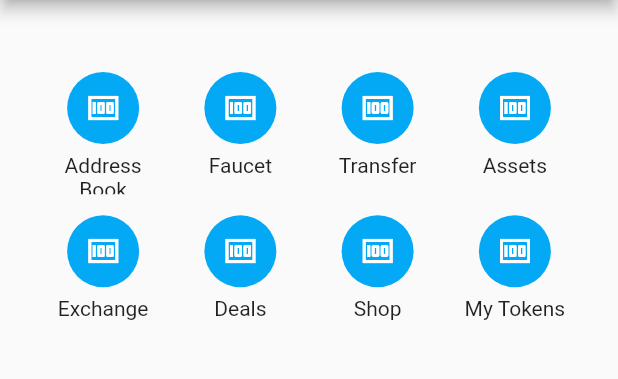
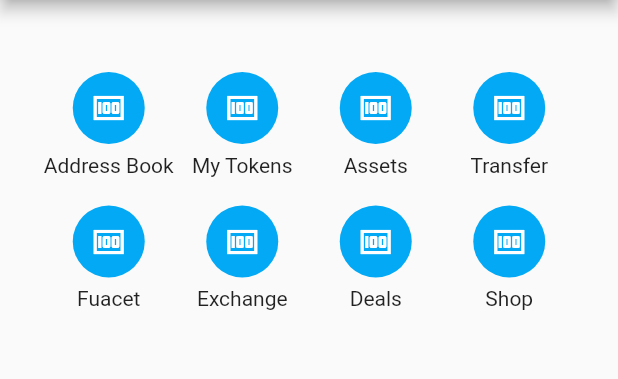
Before and after one commit to Convex-Dev/convexity, a Flutter app: the HomeScreen screen opened by its route, on a phone screen of 412 x 824 dp, the part 84-463 px from its top. Run offline on Flutter 3.47's test engine with Material 2 defaults, Android fonts, the phone set to English and light mode, and no system bars; our stand-ins replace flutter_staggered_animations, flutter_svg, gap, logger, qr_flutter, shared_preferences and 1 more; missing offline and left inert: barcode_scan, flutter_sodium, jdenticon_dart; accounts and stored records are empty.

Commit message:
Add Home screen animation

```diff
--- a/lib/screen/home.dart
+++ b/lib/screen/home.dart
@@ -3,6 +3,7 @@ import 'package:convex_wallet/model.dart';
 import 'package:flutter/material.dart';
 import 'package:provider/provider.dart';
 import 'package:gap/gap.dart';
+import 'package:flutter_staggered_animations/flutter_staggered_animations.dart';
 
 import '../route.dart' as route;
 import '../nav.dart' as nav;
@@ -58,7 +59,7 @@ class HomeScreenBody extends StatelessWidget {
   ) =>
       Column(
         children: [
-          Ink(
+          Container(
             decoration: const ShapeDecoration(
               color: Colors.lightBlue,
               shape: CircleBorder(),
@@ -86,6 +87,16 @@ class HomeScreenBody extends StatelessWidget {
   Widget build(BuildContext context) {
     var activeKeyPair =
         context.watch<AppState>().model.activeKeyPairOrDefault();
+    var actionList = [
+      {'label': "Address Book", 'function': () => nav.pushAddressBook(context)},
+      {'label': "My Tokens", "function": () => nav.pushMyTokens(context)},
+      {'label': "Assets", "function": () => nav.pushAssets(context)},
+      {'label': "Transfer", "function": () => nav.pushTransfer(context)},
+      {'label': "Fuacet", "function": () => showTodoSnackBar(context)},
+      {'label': "Exchange", "function": () => showTodoSnackBar(context)},
+      {'label': "Deals", "function": () => showTodoSnackBar(context)},
+      {'label': "Shop", "function": () => showTodoSnackBar(context)},
+    ];
 
     return Padding(
       padding: const EdgeInsets.all(8),
@@ -108,50 +119,31 @@ class HomeScreenBody extends StatelessWidget {
             ),
           Gap(20),
           Expanded(
-            child: GridView.count(
+            child: AnimationLimiter(
+              child: GridView.builder(
                 primary: false,
                 padding: const EdgeInsets.all(20),
-              crossAxisSpacing: 10,
-              mainAxisSpacing: 14,
+                gridDelegate: SliverGridDelegateWithFixedCrossAxisCount(
                   crossAxisCount: 4,
-              children: [
-                action(
+                ),
+                itemCount: actionList.length,
+                itemBuilder: (context, index) {
+                  return AnimationConfiguration.staggeredGrid(
+                    position: index,
+                    columnCount: 4,
+                    duration: Duration(milliseconds: 300),
+                    child: ScaleAnimation(
+                      child: FadeInAnimation(
+                        child: action(
                           context,
-                  'Address Book',
-                  () => nav.pushAddressBook(context),
+                          actionList[index]['label'].toString(),
+                          actionList[index]['function'],
                         ),
-                action(
-                  context,
-                  'Faucet',
-                  () => showTodoSnackBar(context),
                       ),
-                action(context, 'Transfer', () => nav.pushTransfer(context)),
-                action(
-                  context,
-                  'Assets',
-                  () => nav.pushAssets(context),
                     ),
-                action(
-                  context,
-                  'Exchange',
-                  () => showTodoSnackBar(context),
+                  );
+                },
               ),
-                action(
-                  context,
-                  'Deals',
-                  () => showTodoSnackBar(context),
-                ),
-                action(
-                  context,
-                  'Shop',
-                  () => showTodoSnackBar(context),
-                ),
-                action(
-                  context,
-                  'My Tokens',
-                  () => nav.pushMyTokens(context),
-                ),
-              ],
             ),
           ),
         ],
--- a/pubspec.yaml
+++ b/pubspec.yaml
@@ -37,6 +37,7 @@ dependencies:
   meta: ^1.3.0-nullsafety.3
   logger: ^0.9.4
   tuple: ^1.0.3
+  flutter_staggered_animations: "^0.1.2"
 
   # The following adds the Cupertino Icons font to your application.
   # Use with the CupertinoIcons class for iOS style icons.
```
Also changed, not shown: pubspec.lock. Lines whose indentation alone changed are shown as unchanged.
